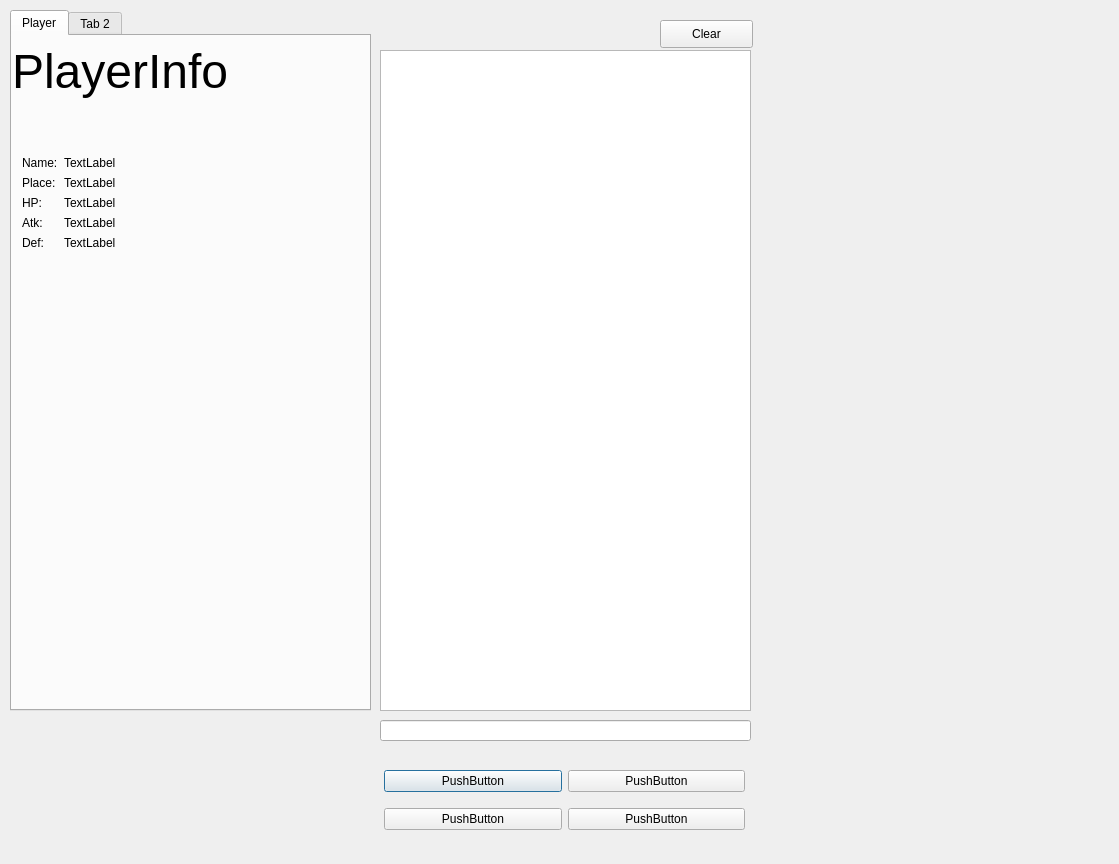
Before: the Qt Designer form UI/MainWindow.ui in boxboy523/NewGame, drawn with Qt 5.
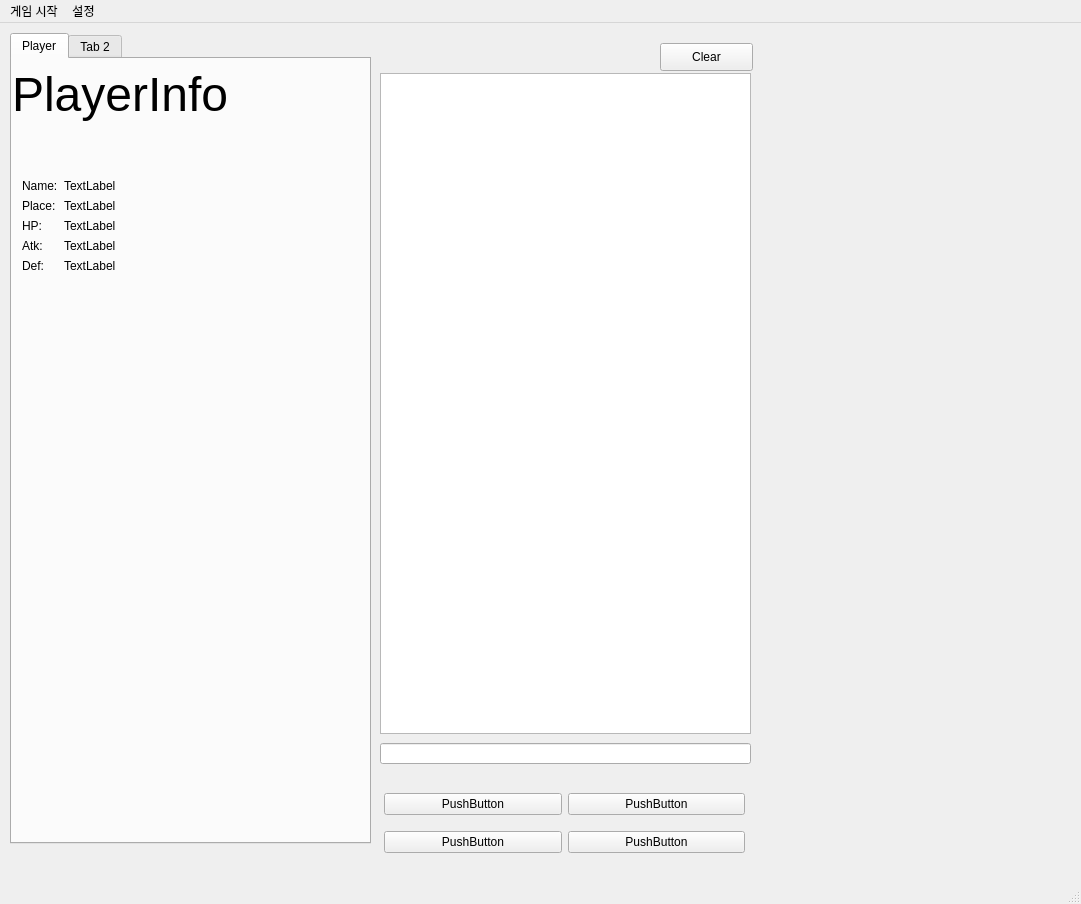
After: the same form once the commit is applied.

```diff
--- a/UI/MainWindow.ui
+++ b/UI/MainWindow.ui
@@ -1,25 +1,26 @@
 <?xml version="1.0" encoding="UTF-8"?>
 <ui version="4.0">
- <class>Dialog</class>
- <widget class="QDialog" name="Dialog">
+ <class>MainWindow</class>
+ <widget class="QMainWindow" name="MainWindow">
   <property name="geometry">
    <rect>
     <x>0</x>
     <y>0</y>
-    <width>1119</width>
-    <height>864</height>
+    <width>1081</width>
+    <height>904</height>
    </rect>
   </property>
   <property name="windowTitle">
    <string>Dialog</string>
   </property>
+  <widget class="QWidget" name="centralwidget">
   <widget class="QTabWidget" name="tabWidget">
    <property name="geometry">
     <rect>
      <x>10</x>
      <y>10</y>
      <width>361</width>
-     <height>701</height>
+      <height>811</height>
     </rect>
    </property>
    <property name="currentIndex">
@@ -213,6 +214,30 @@
     <string>Clear</string>
    </property>
   </widget>
+  </widget>
+  <widget class="QMenuBar" name="menubar">
+   <property name="geometry">
+    <rect>
+     <x>0</x>
+     <y>0</y>
+     <width>1081</width>
+     <height>26</height>
+    </rect>
+   </property>
+   <widget class="QMenu" name="menu">
+    <property name="title">
+     <string>게임 시작</string>
+    </property>
+   </widget>
+   <widget class="QMenu" name="menu_2">
+    <property name="title">
+     <string>설정</string>
+    </property>
+   </widget>
+   <addaction name="menu"/>
+   <addaction name="menu_2"/>
+  </widget>
+  <widget class="QStatusBar" name="statusbar"/>
  </widget>
  <resources/>
  <connections/>
```
Left out of the diff: 2 changed lines with no effect on the pictures. Lines whose indentation alone changed are shown as unchanged.
